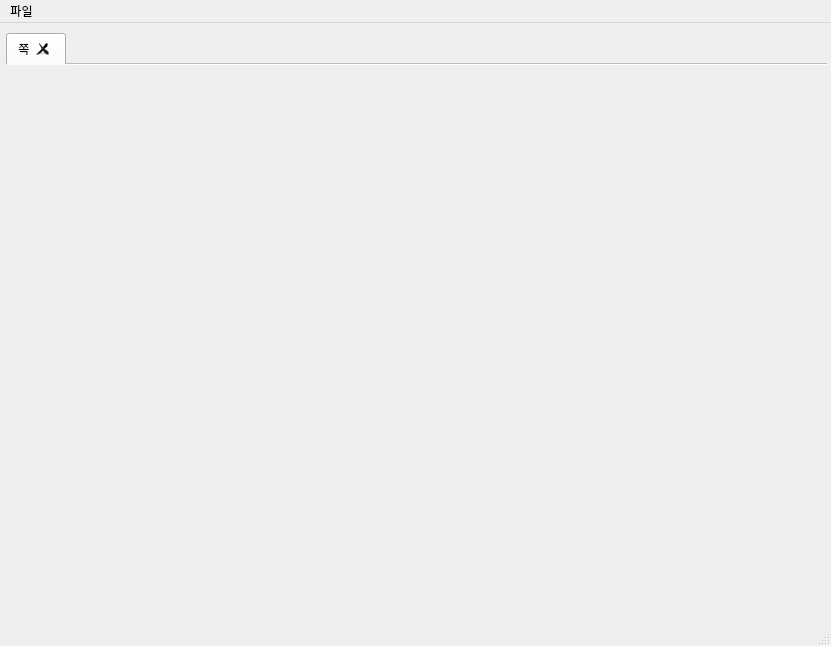
RavenKyu/DataPort, file src/ui.ui: the form before one commit.
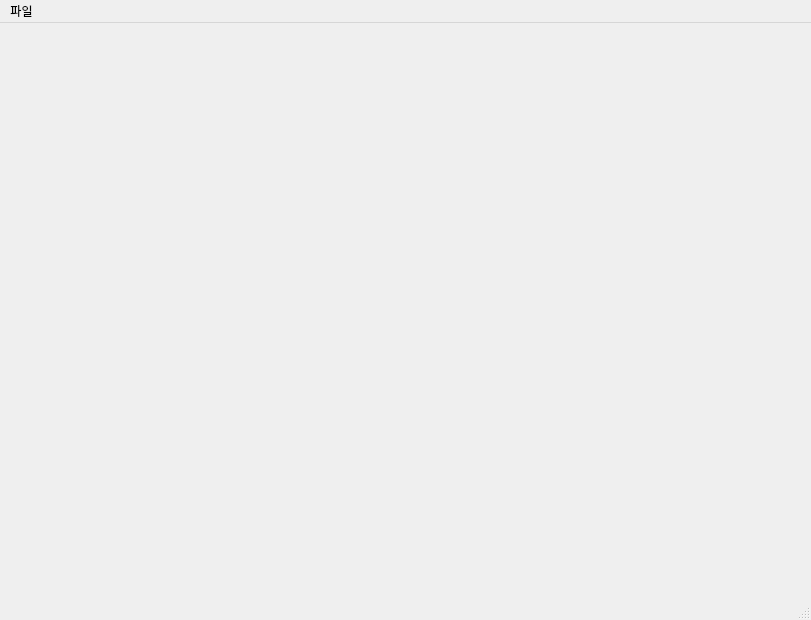
The form after the commit.

```diff
--- a/src/ui.ui
+++ b/src/ui.ui
@@ -9,10 +9,22 @@
    <rect>
     <x>0</x>
     <y>0</y>
-    <width>831</width>
-    <height>646</height>
+    <width>811</width>
+    <height>620</height>
    </rect>
   </property>
+  <property name="minimumSize">
+   <size>
+    <width>811</width>
+    <height>620</height>
+   </size>
+  </property>
+  <property name="maximumSize">
+   <size>
+    <width>811</width>
+    <height>620</height>
+   </size>
+  </property>
   <property name="mouseTracking">
    <bool>true</bool>
   </property>
@@ -26,9 +38,9 @@
    <widget class="QTabWidget" name="tabWidget">
     <property name="geometry">
      <rect>
-      <x>6</x>
-      <y>10</y>
-      <width>821</width>
+      <x>0</x>
+      <y>5</y>
+      <width>801</width>
       <height>591</height>
      </rect>
     </property>
@@ -42,7 +54,10 @@
      <bool>false</bool>
     </property>
     <property name="currentIndex">
-     <number>0</number>
+     <number>-1</number>
+    </property>
+    <property name="elideMode">
+     <enum>Qt::ElideNone</enum>
     </property>
     <property name="documentMode">
      <bool>true</bool>
@@ -51,23 +66,8 @@
      <bool>true</bool>
     </property>
     <property name="movable">
-     <bool>true</bool>
+     <bool>false</bool>
     </property>
-    <widget class="QWidget" name="tab_2">
-     <attribute name="title">
-      <string>쪽</string>
-     </attribute>
-     <widget class="QWidget" name="widget" native="true">
-      <property name="geometry">
-       <rect>
-        <x>10</x>
-        <y>10</y>
-        <width>791</width>
-        <height>540</height>
-       </rect>
-      </property>
-     </widget>
-    </widget>
    </widget>
   </widget>
   <widget class="QStatusBar" name="statusbar"/>
@@ -76,7 +76,7 @@
     <rect>
      <x>0</x>
      <y>0</y>
-     <width>831</width>
+     <width>811</width>
      <height>21</height>
     </rect>
    </property>
```
Left out of the diff: 38 changed lines with no effect on the pictures.
